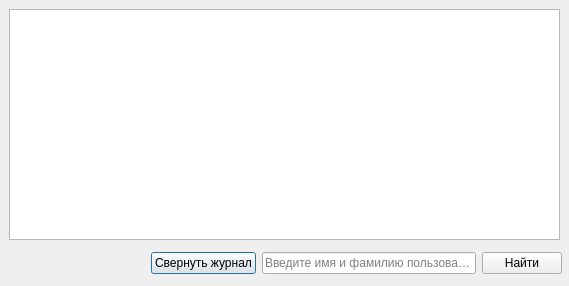
First picture: the form in Qt/Lab_1/wiewjournaluser.ui, repository avasyutkin/term_2, before the edit.
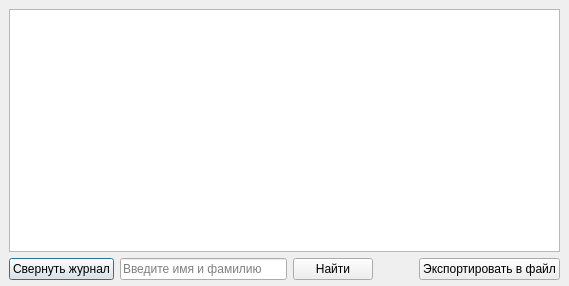
Second picture: the form after the edit.

```diff
--- a/Qt/Lab_1/wiewjournaluser.ui
+++ b/Qt/Lab_1/wiewjournaluser.ui
@@ -13,25 +13,22 @@
   <property name="windowTitle">
    <string>Список сотрудников</string>
   </property>
-  <widget class="QTableWidget" name="tableWidget">
+  <widget class="QWidget" name="">
    <property name="geometry">
     <rect>
      <x>9</x>
      <y>9</y>
      <width>551</width>
-     <height>231</height>
+     <height>271</height>
     </rect>
    </property>
-  </widget>
-  <widget class="QWidget" name="layoutWidget">
-   <property name="geometry">
-    <rect>
-     <x>151</x>
-     <y>250</y>
-     <width>411</width>
-     <height>26</height>
-    </rect>
-   </property>
+   <layout class="QVBoxLayout" name="verticalLayout">
+    <item>
+     <widget class="QTableWidget" name="tableWidget"/>
+    </item>
+    <item>
+     <layout class="QHBoxLayout" name="horizontalLayout_3">
+      <item>
    <layout class="QHBoxLayout" name="horizontalLayout_2">
     <item>
      <widget class="QPushButton" name="pushButton_2">
@@ -45,7 +42,7 @@
       <item>
        <widget class="QLineEdit" name="lineEdit">
         <property name="placeholderText">
-         <string>Введите имя и фамилию пользователя</string>
+             <string>Введите имя и фамилию </string>
         </property>
        </widget>
       </item>
@@ -53,6 +50,33 @@
        <widget class="QPushButton" name="pushButton">
         <property name="text">
          <string>Найти</string>
+            </property>
+           </widget>
+          </item>
+         </layout>
+        </item>
+       </layout>
+      </item>
+      <item>
+       <spacer name="horizontalSpacer">
+        <property name="orientation">
+         <enum>Qt::Horizontal</enum>
+        </property>
+        <property name="sizeType">
+         <enum>QSizePolicy::Minimum</enum>
+        </property>
+        <property name="sizeHint" stdset="0">
+         <size>
+          <width>40</width>
+          <height>20</height>
+         </size>
+        </property>
+       </spacer>
+      </item>
+      <item>
+       <widget class="QPushButton" name="pushButton_3">
+        <property name="text">
+         <string>Экспортировать в файл</string>
         </property>
        </widget>
       </item>
```
Lines whose indentation alone changed are shown as unchanged.
